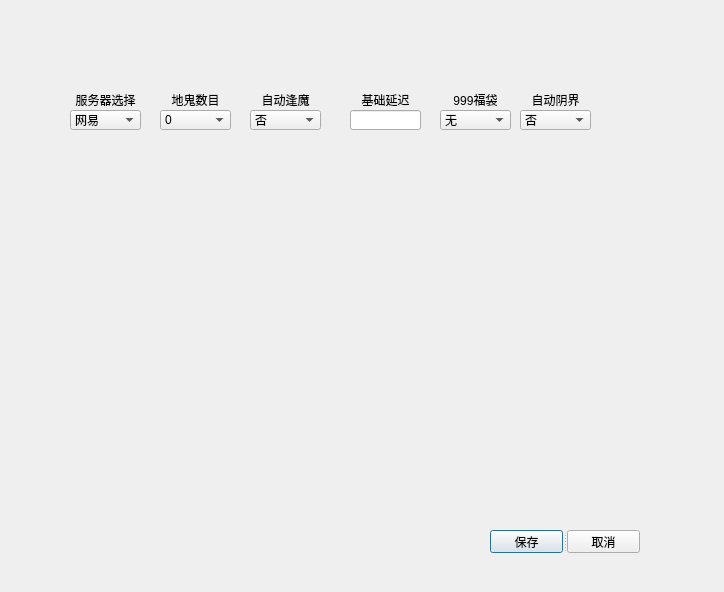
This is UI/Setting.ui in CD-cat/YYS_TOOL as Qt 5 draws it before an edit. The edited form follows.
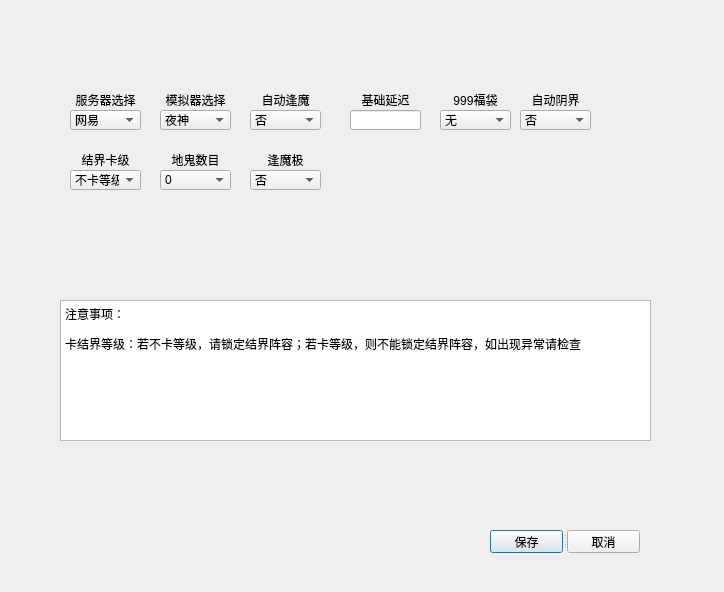
This is the edited form.

What changed in the file:
```diff
--- a/UI/Setting.ui
+++ b/UI/Setting.ui
@@ -76,7 +76,7 @@
    <property name="geometry">
     <rect>
      <x>160</x>
-     <y>90</y>
+     <y>150</y>
      <width>71</width>
      <height>20</height>
     </rect>
@@ -92,7 +92,7 @@
    <property name="geometry">
     <rect>
      <x>160</x>
-     <y>110</y>
+     <y>170</y>
      <width>71</width>
      <height>20</height>
     </rect>
@@ -252,6 +252,152 @@
     <set>Qt::AlignCenter</set>
    </property>
   </widget>
+  <widget class="QComboBox" name="comboBox_6">
+   <property name="geometry">
+    <rect>
+     <x>70</x>
+     <y>170</y>
+     <width>71</width>
+     <height>20</height>
+    </rect>
+   </property>
+   <item>
+    <property name="text">
+     <string>不卡等级*</string>
+    </property>
+   </item>
+   <item>
+    <property name="text">
+     <string>退一次</string>
+    </property>
+   </item>
+   <item>
+    <property name="text">
+     <string>退两次</string>
+    </property>
+   </item>
+   <item>
+    <property name="text">
+     <string>退三次</string>
+    </property>
+   </item>
+   <item>
+    <property name="text">
+     <string>退四次</string>
+    </property>
+   </item>
+   <item>
+    <property name="text">
+     <string>退五次</string>
+    </property>
+   </item>
+  </widget>
+  <widget class="QLabel" name="label_7">
+   <property name="geometry">
+    <rect>
+     <x>70</x>
+     <y>150</y>
+     <width>71</width>
+     <height>20</height>
+    </rect>
+   </property>
+   <property name="text">
+    <string>结界卡级</string>
+   </property>
+   <property name="alignment">
+    <set>Qt::AlignCenter</set>
+   </property>
+  </widget>
+  <widget class="QComboBox" name="comboBox_7">
+   <property name="geometry">
+    <rect>
+     <x>160</x>
+     <y>110</y>
+     <width>71</width>
+     <height>20</height>
+    </rect>
+   </property>
+   <item>
+    <property name="text">
+     <string>夜神</string>
+    </property>
+   </item>
+   <item>
+    <property name="text">
+     <string>雷电</string>
+    </property>
+   </item>
+  </widget>
+  <widget class="QLabel" name="label_8">
+   <property name="geometry">
+    <rect>
+     <x>160</x>
+     <y>90</y>
+     <width>71</width>
+     <height>20</height>
+    </rect>
+   </property>
+   <property name="text">
+    <string>模拟器选择</string>
+   </property>
+   <property name="alignment">
+    <set>Qt::AlignCenter</set>
+   </property>
+  </widget>
+  <widget class="QComboBox" name="comboBox_8">
+   <property name="geometry">
+    <rect>
+     <x>250</x>
+     <y>170</y>
+     <width>71</width>
+     <height>20</height>
+    </rect>
+   </property>
+   <item>
+    <property name="text">
+     <string>否</string>
+    </property>
+   </item>
+   <item>
+    <property name="text">
+     <string>是</string>
+    </property>
+   </item>
+  </widget>
+  <widget class="QLabel" name="label_9">
+   <property name="geometry">
+    <rect>
+     <x>250</x>
+     <y>150</y>
+     <width>71</width>
+     <height>20</height>
+    </rect>
+   </property>
+   <property name="text">
+    <string>逢魔极</string>
+   </property>
+   <property name="alignment">
+    <set>Qt::AlignCenter</set>
+   </property>
+  </widget>
+  <widget class="QTextBrowser" name="textBrowser_3">
+   <property name="geometry">
+    <rect>
+     <x>60</x>
+     <y>300</y>
+     <width>591</width>
+     <height>141</height>
+    </rect>
+   </property>
+   <property name="html">
+    <string>&lt;!DOCTYPE HTML PUBLIC &quot;-//W3C//DTD HTML 4.0//EN&quot; &quot;http://www.w3.org/TR/REC-html40/strict.dtd&quot;&gt;
+&lt;html&gt;&lt;head&gt;&lt;meta name=&quot;qrichtext&quot; content=&quot;1&quot; /&gt;&lt;style type=&quot;text/css&quot;&gt;
+p, li { white-space: pre-wrap; }
+&lt;/style&gt;&lt;/head&gt;&lt;body style=&quot; font-family:'SimSun'; font-size:9pt; font-weight:400; font-style:normal;&quot;&gt;
+&lt;p style=&quot; margin-top:12px; margin-bottom:12px; margin-left:0px; margin-right:0px; -qt-block-indent:0; text-indent:0px;&quot;&gt;注意事项：&lt;/p&gt;
+&lt;p style=&quot; margin-top:12px; margin-bottom:12px; margin-left:0px; margin-right:0px; -qt-block-indent:0; text-indent:0px;&quot;&gt;卡结界等级：若不卡等级，请锁定结界阵容；若卡等级，则不能锁定结界阵容，如出现异常请检查&lt;/p&gt;&lt;/body&gt;&lt;/html&gt;</string>
+   </property>
+  </widget>
  </widget>
  <resources/>
  <connections/>
```
